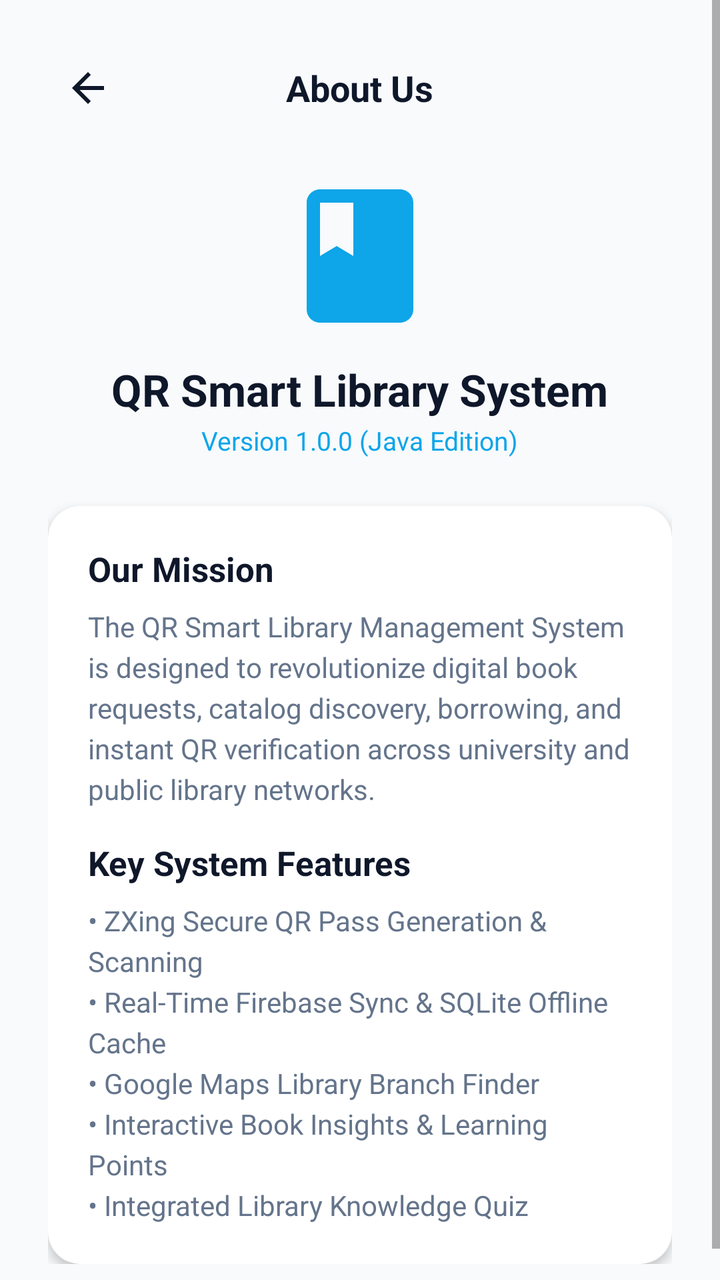
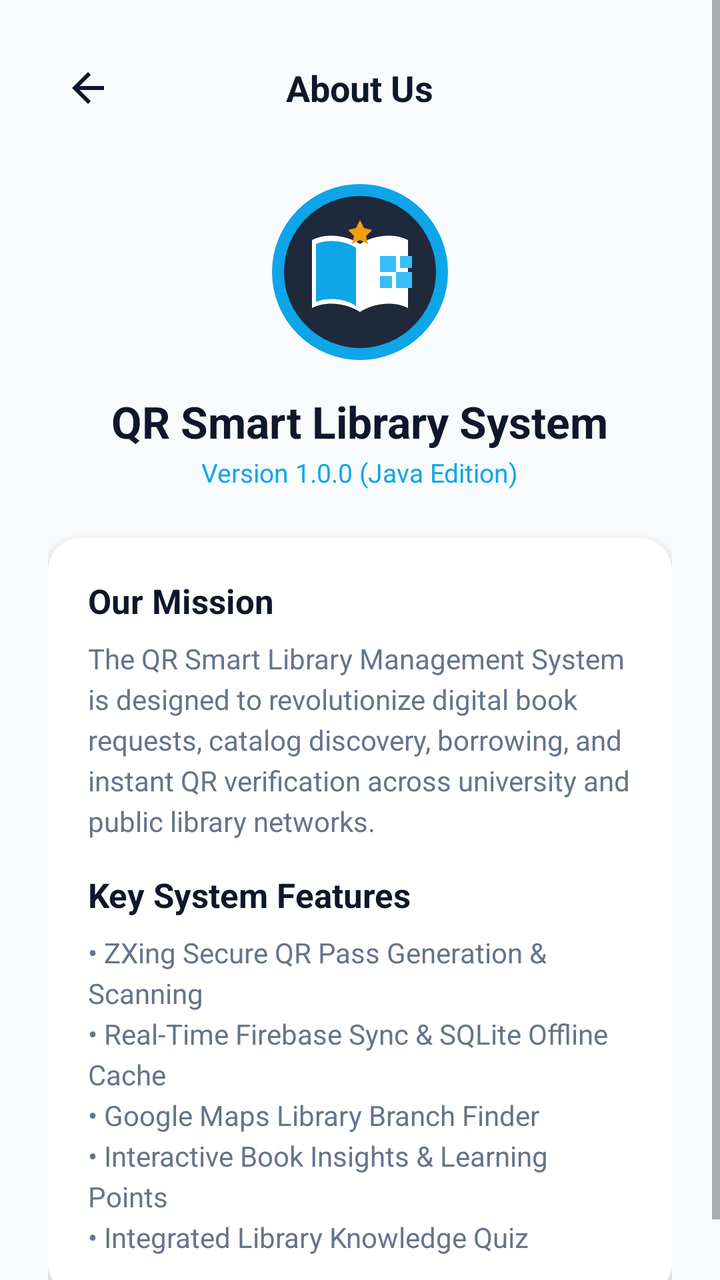

An Android layout rendered at two revisions. The XML below is the earlier revision; the diff shows what the commit changed to produce the second picture.
<!-- AndroidManifest.xml: application theme Theme.SmartLibrary -->
<!-- res/layout/activity_about_us.xml -->
<?xml version="1.0" encoding="utf-8"?>
<ScrollView xmlns:android="http://schemas.android.com/apk/res/android"
    xmlns:app="http://schemas.android.com/apk/res-auto"
    android:layout_width="match_parent"
    android:layout_height="match_parent"
    android:background="@color/background"
    android:fillViewport="true">

    <LinearLayout
        android:layout_width="match_parent"
        android:layout_height="wrap_content"
        android:orientation="vertical"
        android:padding="24dp">

        <RelativeLayout
            android:layout_width="match_parent"
            android:layout_height="wrap_content">

            <ImageView
                android:id="@+id/btnBackAbout"
                android:layout_width="40dp"
                android:layout_height="40dp"
                android:background="?attr/selectableItemBackgroundBorderless"
                android:contentDescription="Back"
                android:padding="8dp"
                android:src="@drawable/ic_back"
                app:tint="@color/text_primary" />

            <TextView
                android:layout_width="wrap_content"
                android:layout_height="wrap_content"
                android:layout_centerInParent="true"
                android:text="About Us"
                android:textColor="@color/text_primary"
                android:textSize="18sp"
                android:textStyle="bold" />
        </RelativeLayout>

        <LinearLayout
            android:layout_width="match_parent"
            android:layout_height="wrap_content"
            android:layout_marginTop="24dp"
            android:gravity="center_horizontal"
            android:orientation="vertical">

            <ImageView
                android:layout_width="80dp"
                android:layout_height="80dp"
                android:contentDescription="Logo"
                android:src="@drawable/ic_book"
                app:tint="@color/accent" />

            <TextView
                android:layout_width="wrap_content"
                android:layout_height="wrap_content"
                android:layout_marginTop="12dp"
                android:text="QR Smart Library System"
                android:textColor="@color/text_primary"
                android:textSize="22sp"
                android:textStyle="bold" />

            <TextView
                android:layout_width="wrap_content"
                android:layout_height="wrap_content"
                android:layout_marginTop="2dp"
                android:text="Version 1.0.0 (Java Edition)"
                android:textColor="@color/accent"
                android:textSize="13sp" />
        </LinearLayout>

        <com.google.android.material.card.MaterialCardView
            android:layout_width="match_parent"
            android:layout_height="wrap_content"
            android:layout_marginTop="24dp"
            app:cardBackgroundColor="@color/surface"
            app:cardCornerRadius="16dp"
            app:cardElevation="3dp"
            app:strokeColor="@color/card_stroke">

            <LinearLayout
                android:layout_width="match_parent"
                android:layout_height="wrap_content"
                android:orientation="vertical"
                android:padding="20dp">

                <TextView
                    android:layout_width="wrap_content"
                    android:layout_height="wrap_content"
                    android:text="Our Mission"
                    android:textColor="@color/text_primary"
                    android:textSize="17sp"
                    android:textStyle="bold" />

                <TextView
                    android:layout_width="match_parent"
                    android:layout_height="wrap_content"
                    android:layout_marginTop="8dp"
                    android:lineSpacingExtra="4dp"
                    android:text="The QR Smart Library Management System is designed to revolutionize digital book requests, catalog discovery, borrowing, and instant QR verification across university and public library networks."
                    android:textColor="@color/text_secondary"
                    android:textSize="14sp" />

                <TextView
                    android:layout_width="wrap_content"
                    android:layout_height="wrap_content"
                    android:layout_marginTop="16dp"
                    android:text="Key System Features"
                    android:textColor="@color/text_primary"
                    android:textSize="17sp"
                    android:textStyle="bold" />

                <TextView
                    android:layout_width="match_parent"
                    android:layout_height="wrap_content"
                    android:layout_marginTop="8dp"
                    android:lineSpacingExtra="4dp"
                    android:text="• ZXing Secure QR Pass Generation &amp; Scanning\n• Real-Time Firebase Sync &amp; SQLite Offline Cache\n• Google Maps Library Branch Finder\n• Interactive Book Insights &amp; Learning Points\n• Integrated Library Knowledge Quiz"
                    android:textColor="@color/text_secondary"
                    android:textSize="14sp" />

            </LinearLayout>
        </com.google.android.material.card.MaterialCardView>

    </LinearLayout>
</ScrollView>
<!-- resources referenced by this layout -->
<resources>
  <color name="accent">#0EA5E9</color>
  <color name="background">#F8FAFC</color>
  <color name="card_stroke">#CBD5E1</color>
  <color name="surface">#FFFFFF</color>
  <color name="text_primary">#0F172A</color>
  <color name="text_secondary">#64748B</color>
  <!-- drawable ic_back (drawable) -->
  <vector xmlns:android="http://schemas.android.com/apk/res/android"
      android:width="24dp"
      android:height="24dp"
      android:viewportWidth="24"
      android:viewportHeight="24">
    <path
        android:fillColor="#FF000000"
        android:pathData="M20,11H7.83l5.59,-5.59L12,4l-8,8 8,8 1.41,-1.41L7.83,13H20v-2z"/>
  </vector>
  <!-- drawable ic_book (drawable) -->
  <vector xmlns:android="http://schemas.android.com/apk/res/android"
      android:width="24dp"
      android:height="24dp"
      android:viewportWidth="24"
      android:viewportHeight="24">
    <path
        android:fillColor="#FF000000"
        android:pathData="M18,2H6C4.9,2 4,2.9 4,4v16c0,1.1 0.9,2 2,2h12c1.1,0 2,-0.9 2,-2V4C20,2.9 19.1,2 18,2zM6,4h5v8l-2.5,-1.5L6,12V4z"/>
  </vector>
  <style name="Theme.SmartLibrary" parent="Base.Theme.SmartLibrary" />
  <style name="Base.Theme.SmartLibrary" parent="Theme.MaterialComponents.DayNight.NoActionBar">
          
          <item name="colorPrimary">@color/primary</item>
          <item name="colorPrimaryVariant">@color/primary_dark</item>
          <item name="colorOnPrimary">@color/white</item>
          
          <item name="colorSecondary">@color/accent</item>
          <item name="colorSecondaryVariant">@color/accent_dark</item>
          <item name="colorOnSecondary">@color/white</item>
          
          <item name="android:statusBarColor">@color/primary_dark</item>
          <item name="android:windowLightStatusBar">false</item>
          
          <item name="android:windowBackground">@color/background</item>
      </style>
  <color name="primary">#1E293B</color>
  <color name="primary_dark">#0F172A</color>
  <color name="white">#FFFFFF</color>
  <color name="accent_dark">#0284C7</color>
</resources>

<!-- the commit's change to res/layout/activity_about_us.xml (unified diff, before → after) -->
@@ -44,11 +44,10 @@
             android:orientation="vertical">
 
             <ImageView
-                android:layout_width="80dp"
-                android:layout_height="80dp"
+                android:layout_width="96dp"
+                android:layout_height="96dp"
                 android:contentDescription="Logo"
-                android:src="@drawable/ic_book"
-                app:tint="@color/accent" />
+                android:src="@drawable/ic_library_logo" />
 
             <TextView
                 android:layout_width="wrap_content"
<!-- resource entries referenced after the edit -->
@@ -16,15 +16,38 @@
         android:fillColor="#FF000000"
         android:pathData="M20,11H7.83l5.59,-5.59L12,4l-8,8 8,8 1.41,-1.41L7.83,13H20v-2z"/>
   </vector>
-  <!-- drawable ic_book (drawable) -->
+  <!-- drawable ic_library_logo (drawable) -->
   <vector xmlns:android="http://schemas.android.com/apk/res/android"
-      android:width="24dp"
-      android:height="24dp"
-      android:viewportWidth="24"
-      android:viewportHeight="24">
-    <path
-        android:fillColor="#FF000000"
-        android:pathData="M18,2H6C4.9,2 4,2.9 4,4v16c0,1.1 0.9,2 2,2h12c1.1,0 2,-0.9 2,-2V4C20,2.9 19.1,2 18,2zM6,4h5v8l-2.5,-1.5L6,12V4z"/>
+      android:width="96dp"
+      android:height="96dp"
+      android:viewportWidth="96"
+      android:viewportHeight="96">
+  
+      
+      <path
+          android:fillColor="#0EA5E9"
+          android:pathData="M48,4A44,44 0,1 0,92 48,44.05 44.05 0,0 0,48 4Z" />
+      <path
+          android:fillColor="#1E293B"
+          android:pathData="M48,10A38,38 0,1 0,86 48,38.04 38.04 0,0 0,48 10Z" />
+  
+      
+      <path
+          android:fillColor="#FFFFFF"
+          android:pathData="M24,32 C32,28 42,30 48,34 C54,30 64,28 72,32 L72,66 C64,62 54,64 48,68 C42,64 32,62 24,66 Z" />
+      <path
+          android:fillColor="#0EA5E9"
+          android:pathData="M46,36 L46,65 C42,62 33,60 26,63 L26,34 C33,31 42,33 46,36 Z" />
+  
+      
+      <path
+          android:fillColor="#38BDF8"
+          android:pathData="M58,40 h8 v8 h-8 z M68,40 h6 v6 h-6 z M58,50 h6 v6 h-6 z M66,48 h8 v8 h-8 z" />
+  
+      
+      <path
+          android:fillColor="#F59E0B"
+          android:pathData="M48,22 l2,4 4,1 -3,3 1,4 -4,-2 -4,2 1,-4 -3,-3 4,-1 z" />
   </vector>
   <style name="Theme.SmartLibrary" parent="Base.Theme.SmartLibrary" />
   <style name="Base.Theme.SmartLibrary" parent="Theme.MaterialComponents.DayNight.NoActionBar">
